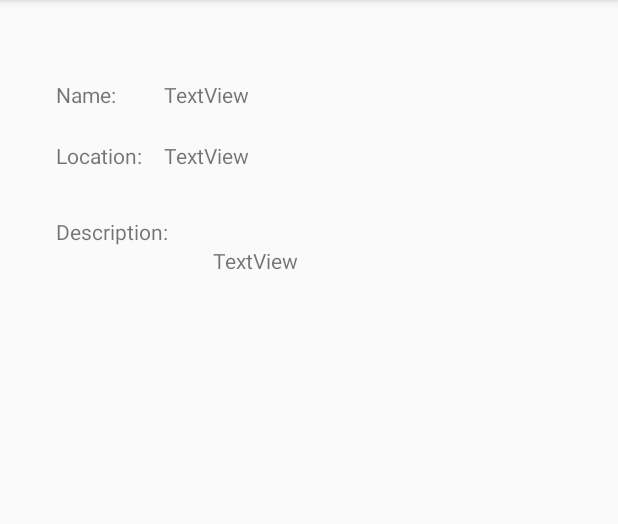
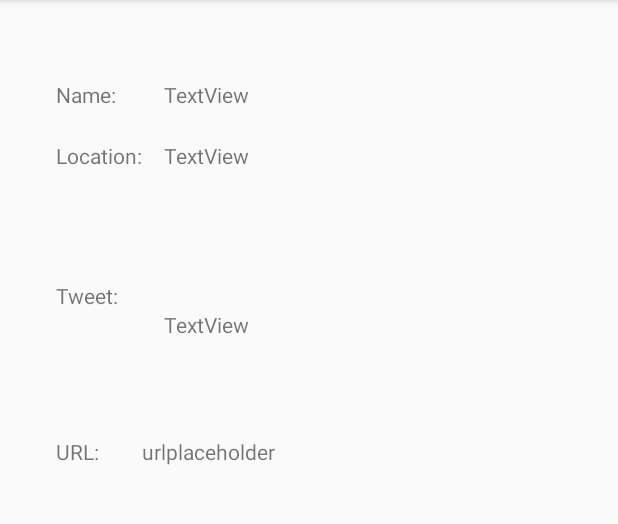
Before and after one commit to ShiniYami/Network-Services, an Android app: the DetailActivity screen opened directly, with no data from a screen before it, on a phone screen of 412 x 824 dp, the part 84-608 px from its top. Run offline under Robolectric (Android 15) with nearby library versions, the phone set to English and light mode, and no system bars; libraries missing offline, so code that uses them is left out: com.github.scribejava.apis, com.github.scribejava.core.

Commit message:
UI changes, don't know how to get the webViewAvtivity to work properly

```diff
--- a/app/build.gradle
+++ b/app/build.gradle
@@ -28,5 +28,6 @@ dependencies {
     compile 'com.android.support:appcompat-v7:25.1.1'
     compile 'com.android.support.constraint:constraint-layout:1.0.2'
     compile 'com.github.scribejava:scribejava-apis:3.2.0'
+    compile 'com.android.support:support-v4:25.3.1'
     testCompile 'junit:junit:4.12'
 }
--- a/app/src/main/res/layout/activity_detail.xml
+++ b/app/src/main/res/layout/activity_detail.xml
@@ -43,9 +43,8 @@
         android:id="@+id/descriptionHolder"
         android:layout_width="wrap_content"
         android:layout_height="wrap_content"
-        android:layout_marginTop="31dp"
-        android:text="Description:"
-        android:layout_below="@+id/locationHolder"
+        android:text="Tweet:"
+        android:layout_below="@+id/Profile_img"
         android:layout_alignStart="@+id/locationHolder" />
 
     <TextView
@@ -56,4 +55,30 @@
         android:layout_below="@+id/descriptionHolder"
         android:layout_toEndOf="@+id/descriptionHolder"
         android:layout_marginStart="30dp" />
+
+    <TextView
+        android:layout_width="wrap_content"
+        android:layout_height="wrap_content"
+        android:text="URL:"
+        android:id="@+id/textView4"
+        android:layout_below="@+id/descriptionText"
+        android:layout_alignStart="@+id/descriptionHolder"
+        android:layout_marginTop="65dp" />
+
+
+    <TextView
+        android:layout_width="wrap_content"
+        android:layout_height="wrap_content"
+        android:text="urlplaceholder"
+        android:id="@+id/textView3"
+        android:layout_toEndOf="@+id/locationHolder"
+        android:layout_alignTop="@+id/textView4" />
+
+    <ImageView
+        android:layout_width="160dp"
+        android:layout_height="160dp"
+        android:layout_marginTop="27dp"
+        android:id="@+id/Profile_img"
+        android:layout_alignParentTop="true"
+        android:layout_alignParentEnd="true" />
 </RelativeLayout>
--- a/app/src/main/res/values/colors.xml
+++ b/app/src/main/res/values/colors.xml
@@ -3,4 +3,6 @@
     <color name="colorPrimary">#3F51B5</color>
     <color name="colorPrimaryDark">#303F9F</color>
     <color name="colorAccent">#FF4081</color>
+
+    <color name="black_overlay">#66000000</color>
 </resources>
--- a/app/src/main/res/values/strings.xml
+++ b/app/src/main/res/values/strings.xml
@@ -1,3 +1,7 @@
 <resources>
     <string name="app_name">Twatter</string>
+
+    <string name="title_activity_web_view">WebViewActivity</string>
+    <string name="dummy_button">Dummy Button</string>
+    <string name="dummy_content">DUMMY\nCONTENT</string>
 </resources>
--- a/app/src/main/res/values/styles.xml
+++ b/app/src/main/res/values/styles.xml
@@ -8,4 +8,16 @@
         <item name="colorAccent">@color/colorAccent</item>
     </style>
 
+    <style name="FullscreenTheme" parent="AppTheme">
+        <item name="android:actionBarStyle">@style/FullscreenActionBarStyle</item>
+        <item name="android:windowActionBarOverlay">true</item>
+        <item name="android:windowBackground">@null</item>
+        <item name="metaButtonBarStyle">?android:attr/buttonBarStyle</item>
+        <item name="metaButtonBarButtonStyle">?android:attr/buttonBarButtonStyle</item>
+    </style>
+
+    <style name="FullscreenActionBarStyle" parent="Widget.AppCompat.ActionBar">
+        <item name="android:background">@color/black_overlay</item>
+    </style>
+
 </resources>
```
Also changed, not shown: app/src/main/AndroidManifest.xml (+10 -0 lines), app/src/main/java/com/example/william/twatter/DetailActivity.java (+35 -6 lines), app/src/main/java/com/example/william/twatter/TweetDataModel.java (+10 -1 lines), app/src/main/java/com/example/william/twatter/TwitterInfo/Tweet.java (+7 -4 lines), app/src/main/java/com/example/william/twatter/WebViewActivity.java (added, +22 -0 lines), app/src/main/res/layout/activity_web_view.xml (added, +16 -0 lines), app/src/main/res/values/attrs.xml (added, +12 -0 lines).
